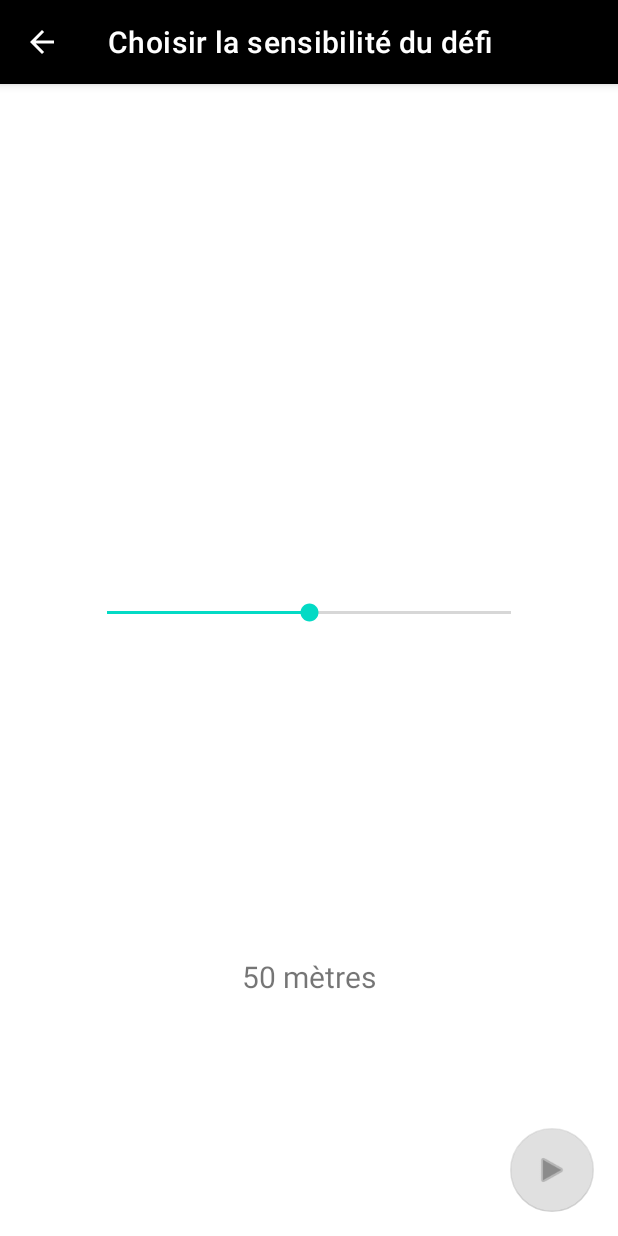
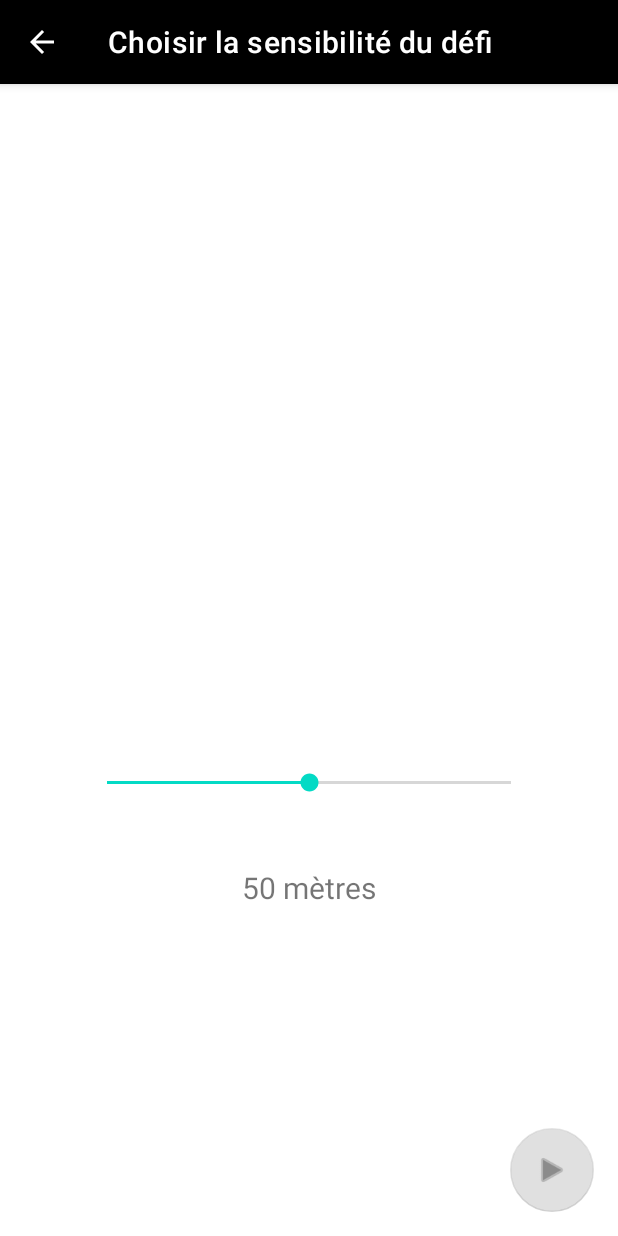
Before and after one commit to LetMax/ChaudFroid, an Android app: the StartGameActivity screen opened directly, with no data from a screen before it, on a phone screen of 412 x 824 dp. Run offline under Robolectric (Android 15) with nearby library versions, the phone set to English and light mode, and no system bars; 3 statements that could not run were skipped.

Commit message:
normalement là c'est bon pour la sensi

```diff
--- a/app/src/main/res/layout/activity_start_game.xml
+++ b/app/src/main/res/layout/activity_start_game.xml
@@ -29,19 +29,20 @@
             app:layout_constraintHorizontal_bias="0.498"
             app:layout_constraintStart_toStartOf="parent"
             app:layout_constraintTop_toTopOf="parent"
+            app:layout_constraintVertical_bias="0.773"
             tools:src="@tools:sample/avatars" />
 
         <SeekBar
             android:id="@+id/seekBar"
             android:layout_width="301dp"
             android:layout_height="29dp"
-            android:layout_marginBottom="54dp"
             android:max="100"
             android:progress="50"
-            app:layout_constraintBottom_toTopOf="@+id/textView"
+            app:layout_constraintBottom_toBottomOf="parent"
             app:layout_constraintEnd_toEndOf="parent"
             app:layout_constraintStart_toStartOf="parent"
-            app:layout_constraintTop_toBottomOf="@+id/imageView" />
+            app:layout_constraintTop_toTopOf="parent"
+            app:layout_constraintVertical_bias="0.611" />
 
         <TextView
             android:id="@+id/textView"
@@ -52,7 +53,8 @@
             app:layout_constraintBottom_toBottomOf="parent"
             app:layout_constraintEnd_toEndOf="parent"
             app:layout_constraintStart_toStartOf="parent"
-            app:layout_constraintTop_toBottomOf="@+id/seekBar" />
+            app:layout_constraintTop_toBottomOf="@+id/seekBar"
+            app:layout_constraintVertical_bias="0.16" />
 
     </androidx.constraintlayout.widget.ConstraintLayout>
 
```
